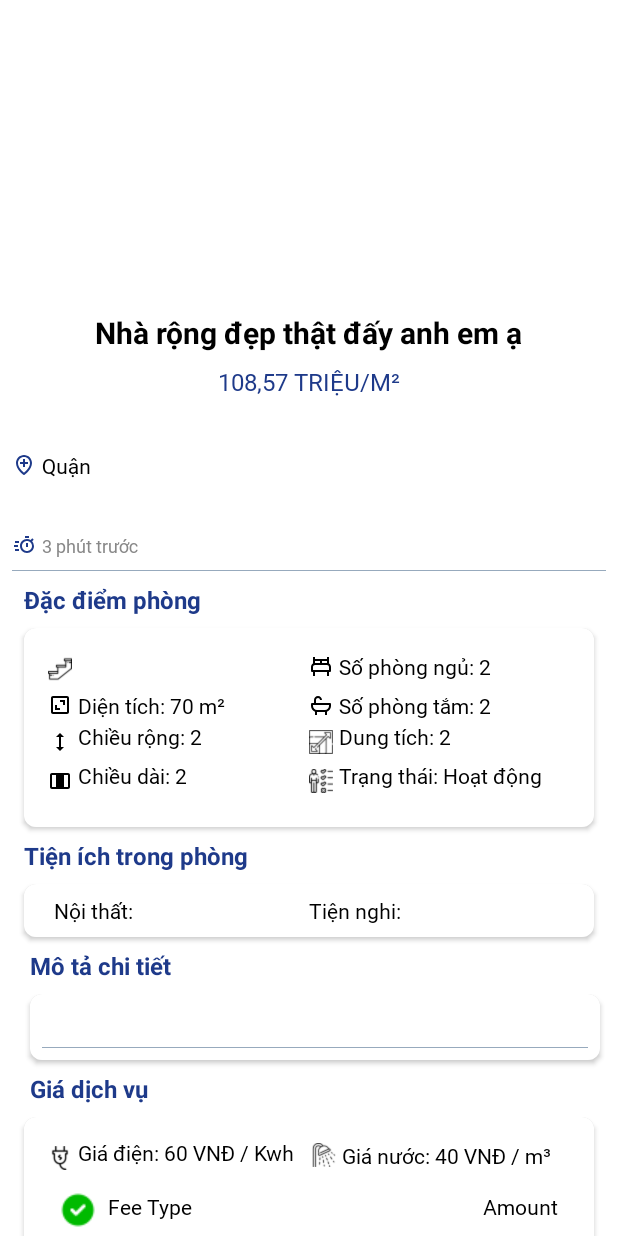
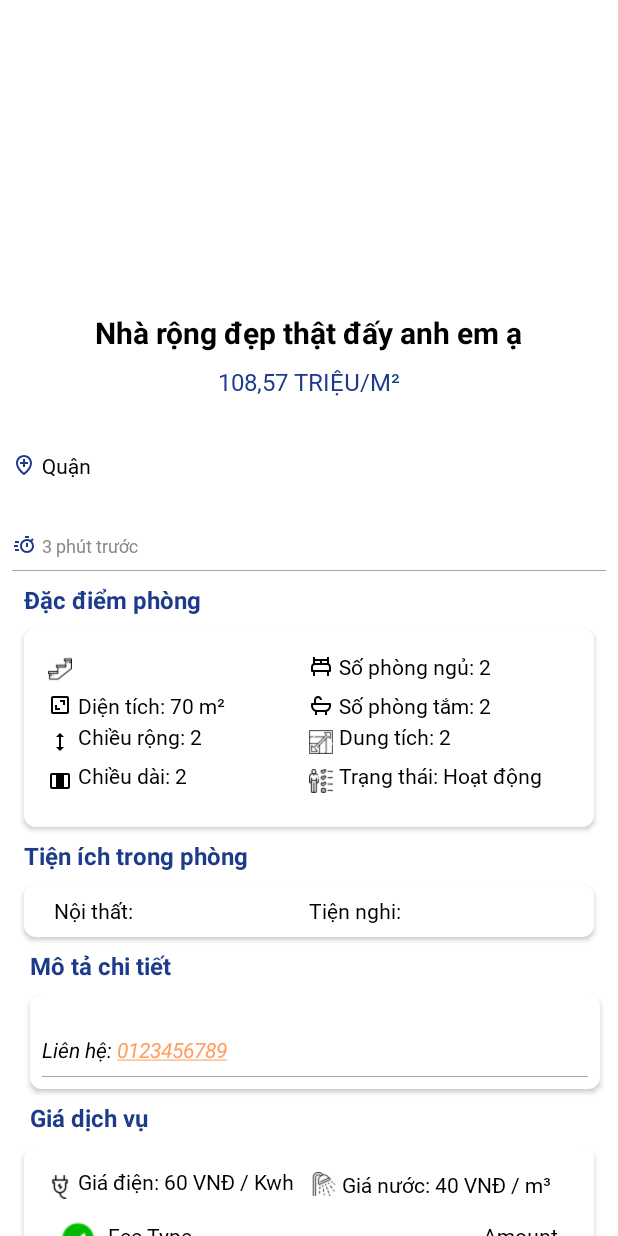
Before and after one commit to levietanh2003/NextLife, an Android app: the layout fragment_product_details.xml on its own in the app's theme, with its tools: preview values and no code run, on a phone screen of 412 x 824 dp. Run offline under Robolectric (Android 15) with nearby library versions, the phone set to English and light mode, and no system bars.

Commit message:
Add: phone number display function

```diff
--- a/app/src/main/java/com/fatherofapps/androidbase/ui/details/ProductDetailsFragment.kt
+++ b/app/src/main/java/com/fatherofapps/androidbase/ui/details/ProductDetailsFragment.kt
@@ -7,13 +7,11 @@ import android.view.LayoutInflater
 import android.view.View
 import android.view.ViewGroup
 import androidx.fragment.app.viewModels
-import androidx.recyclerview.widget.GridLayoutManager
 import androidx.recyclerview.widget.LinearLayoutManager
 import com.fatherofapps.androidbase.adapter.AdditionalFeeAdapter
 import com.fatherofapps.androidbase.adapter.ImageAdapter
 import com.fatherofapps.androidbase.base.fragment.BaseFragment
 import com.fatherofapps.androidbase.common.formatPrice
-import com.fatherofapps.androidbase.data.models.AdditionalFee
 import com.fatherofapps.androidbase.data.models.PostImage
 import com.fatherofapps.androidbase.data.models.RoomUtility
 import com.fatherofapps.androidbase.databinding.FragmentProductDetailsBinding
@@ -72,6 +70,7 @@ class ProductDetailsFragment : BaseFragment() {
                 dataBinding.tvPricePerMeter.text = it.data.roomInfo.type
                 dataBinding.txtWaterMoney.text = "Nước: ${formatPrice().formatPriceWaterFromString(it.data.pricingDetails.waterCost.toString())}"
                 dataBinding.txtElectricMoney.text = "Điện: ${formatPrice().formatPriceElectricFromString(it.data.pricingDetails.electricityCost.toString())}"
+                dataBinding.tvPhoneNumber.text = "Liên hệ: ${it.data.contactInfo}"
                 // hien gia dich vu
                 val additionalFees = it.data.pricingDetails.additionalFees
                 val additionalFeeAdapter = AdditionalFeeAdapter(additionalFees)
--- a/app/src/main/res/layout/fragment_product_details.xml
+++ b/app/src/main/res/layout/fragment_product_details.xml
@@ -488,7 +488,14 @@
                         android:textColor="@color/black"
                         android:textSize="14sp" />
 
-
+                    <TextView
+                        android:id="@+id/tvPhoneNumber"
+                        android:layout_width="wrap_content"
+                        android:layout_height="wrap_content"
+                        android:text="Liên hệ: 0123456789"
+                        android:textColor="@color/black"
+                        android:textStyle="italic"
+                        android:autoLink="phone" />
                     <View
                         android:id="@+id/divider1"
                         android:layout_width="match_parent"
```
Also changed, not shown: app/src/main/java/com/fatherofapps/androidbase/ui/search/SearchFragment.kt (+2 -24 lines).
